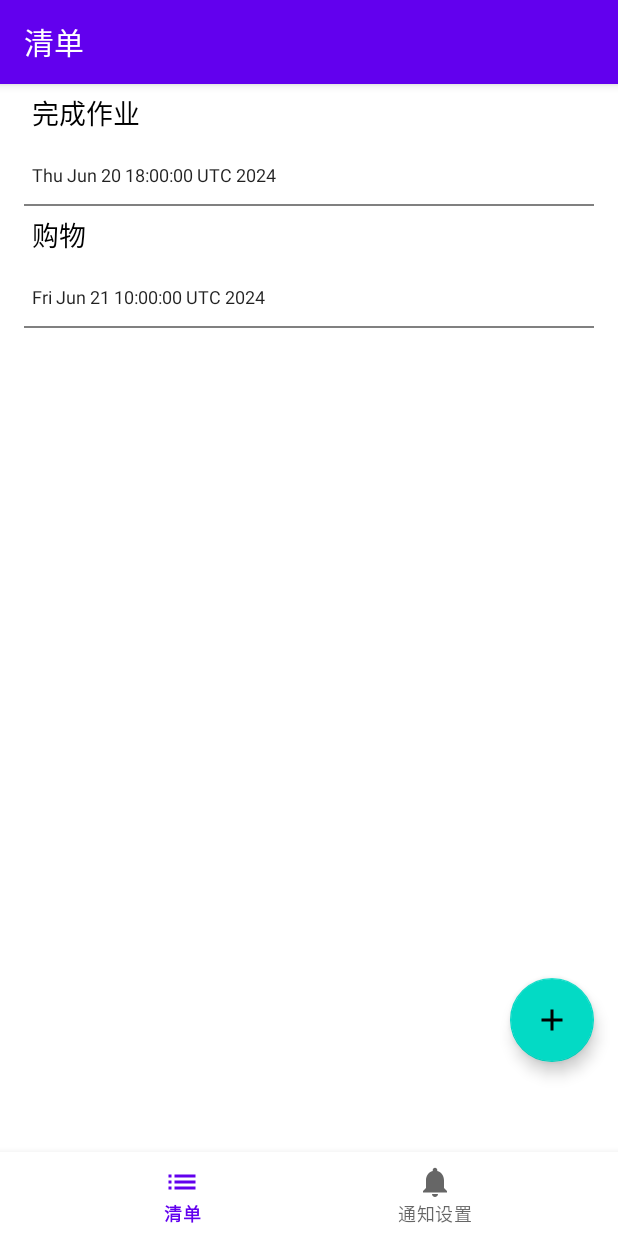
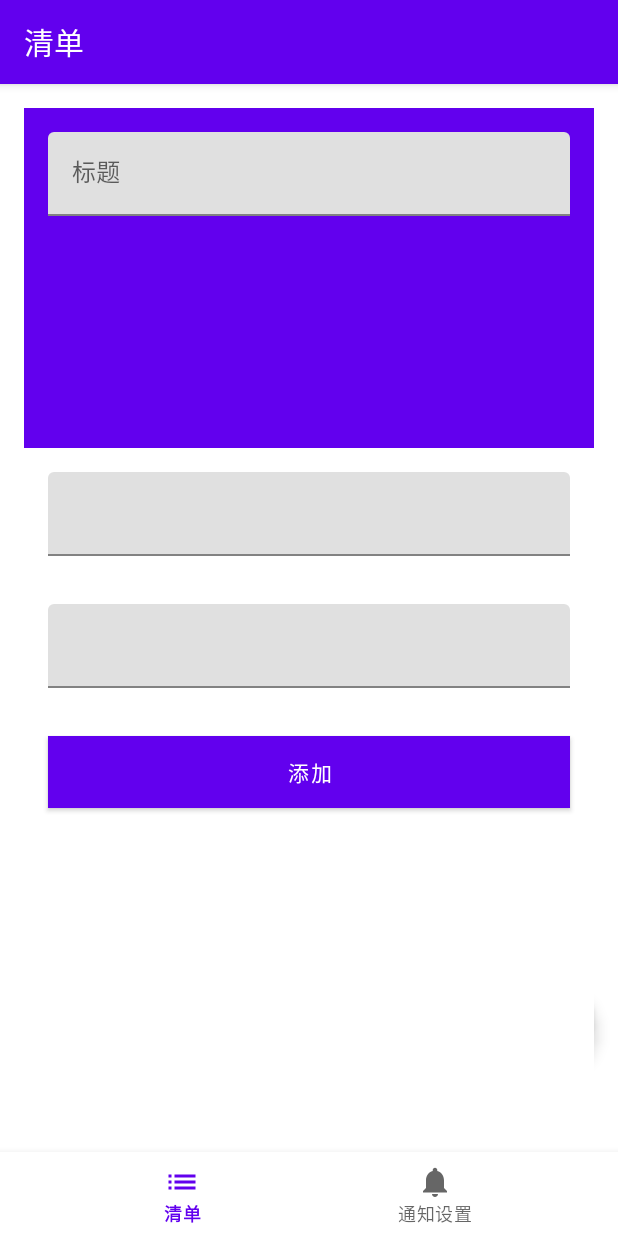
Before and after one commit to chaoswindabc/mytodo, an Android app: the screen it shows after launch (MainActivity), after a tap on an icon or button, on a phone screen of 412 x 824 dp. Run offline under Robolectric (Android 15) with nearby library versions, the phone set to English and light mode, and no system bars; our stand-ins replace navigation-ui.

Commit message:
完成了添加代办事情的功能，并且发现了Recycler加载项目太多会卡崩的问题，但是我课设提交时间之内没空搞分页加载了

```diff
--- a/app/build.gradle.kts
+++ b/app/build.gradle.kts
@@ -45,6 +45,8 @@ dependencies {
     implementation(libs.navigation.ui)
     implementation(libs.legacy.support.v4)
     implementation(libs.recyclerview)
+    implementation(libs.preference)
+    implementation(libs.material)
     testImplementation(libs.junit)
     androidTestImplementation(libs.ext.junit)
     androidTestImplementation(libs.espresso.core)
--- a/app/src/main/java/com/example/mytodo/DatabaseHelper.java
+++ b/app/src/main/java/com/example/mytodo/DatabaseHelper.java
@@ -14,9 +14,7 @@ import java.util.List;
 
 // 数据库帮助类，用于管理SQLite数据库的创建、升级和操作
 public class DatabaseHelper extends SQLiteOpenHelper {
-    // 数据库名称
     private static final String DATABASE_NAME = "todo_list.db";
-    // 数据库版本
     private static final int DATABASE_VERSION = 1;
 
     // 创建数据库和表的SQL语句
@@ -27,24 +25,23 @@ public class DatabaseHelper extends SQLiteOpenHelper {
 //                    "    content TEXT, " +
                     "    time DATETIME NOT NULL, " +
 //                    "    importance TEXT, " +
-                    "    is_completed BOOLEAN NOT NULL DEFAULT FALSE " +
+                    "    is_completed BOOLEAN NOT NULL DEFAULT FALSE " +//这条还没做
                     ");";
 
-    // 构造函数，初始化数据库帮助类
+    // 构造函数
     public DatabaseHelper(Context context) {
         super(context, DATABASE_NAME, null, DATABASE_VERSION);
     }
 
-    // 数据库创建时调用，用于创建表
+    //创建表
     @Override
     public void onCreate(SQLiteDatabase db) {
         db.execSQL(CREATE_TABLE);
     }
 
-    // 数据库版本更新时调用，用于处理表的升级
     @Override
     public void onUpgrade(SQLiteDatabase db, int oldVersion, int newVersion) {
-        // 在这里处理数据库升级逻辑，例如创建新的表或修改现有表
+
     }
     public void insertTodoItem(String title, String time, boolean isCompleted) {
         SQLiteDatabase db = getWritableDatabase();
--- a/app/src/main/java/com/example/mytodo/DatabaseProvider.java
+++ b/app/src/main/java/com/example/mytodo/DatabaseProvider.java
@@ -76,7 +76,7 @@ public class DatabaseProvider extends ContentProvider {
         }
     }
 
-    // 插入操作，将ContentValues中的数据插入到数据库
+    // 插入操作
     @Override
     public Uri insert(Uri uri, ContentValues values) {
         SQLiteDatabase db = databaseHelper.getWritableDatabase();
@@ -89,7 +89,7 @@ public class DatabaseProvider extends ContentProvider {
         return null;
     }
 
-    // 更新操作，根据ContentValues更新数据库中的数据
+    // 更新操作
     @Override
     public int update(Uri uri, ContentValues values, String selection, String[] selectionArgs) {
         SQLiteDatabase db = databaseHelper.getWritableDatabase();
@@ -100,7 +100,7 @@ public class DatabaseProvider extends ContentProvider {
         return count;
     }
 
-    // 删除操作，从数据库中删除数据
+    // 删除操作
     @Override
     public int delete(Uri uri, String selection, String[] selectionArgs) {
         SQLiteDatabase db = databaseHelper.getWritableDatabase();
--- a/app/src/main/java/com/example/mytodo/MainActivity.java
+++ b/app/src/main/java/com/example/mytodo/MainActivity.java
@@ -44,18 +44,22 @@ public class MainActivity extends AppCompatActivity {
         NavigationUI.setupWithNavController(binding.navView, navController);
 
 // 插入两个预设的待办事项
-        dbHelper.insertTodoItem("完成作业", "2024-06-20 18:00:00", false);
-        dbHelper.insertTodoItem("购物", "2024-06-21 10:00:00", false);
+//        dbHelper.insertTodoItem("完成作业", "2024-06-20 18:00:00", false);
+//        dbHelper.insertTodoItem("购物", "2024-06-21 10:00:00", false);
+
+        // 删除两个预设的待办事项
+        dbHelper.deleteTodoItem("完成作业");
+        dbHelper.deleteTodoItem("购物");
     }
 
     // 在 MainActivity 的 onDestroy 方法中添加以下代码
-//    @Override
-//    protected void onDestroy() {
-//        super.onDestroy();
-//        DatabaseHelper dbHelper = new DatabaseHelper(this);
-//        // 删除两个预设的待办事项
-//        dbHelper.deleteTodoItem("完成作业");
-//        dbHelper.deleteTodoItem("购物");
-//    }
+    @Override
+    protected void onDestroy() {
+        super.onDestroy();
+        DatabaseHelper dbHelper = new DatabaseHelper(this);
+        // 删除两个预设的待办事项
+        dbHelper.deleteTodoItem("完成作业");
+        dbHelper.deleteTodoItem("购物");
+    }
 
 }
--- /dev/null
+++ b/app/src/main/java/com/example/mytodo/ui/operation/AddTodoFragment.java
@@ -0,0 +1,142 @@
+package com.example.mytodo.ui.operation;
+
+import android.app.DatePickerDialog;
+import android.app.TimePickerDialog;
+import android.os.Bundle;
+import android.util.Log;
+import android.view.LayoutInflater;
+import android.view.View;
+import android.view.ViewGroup;
+import android.widget.Button;
+import android.widget.DatePicker;
+import android.widget.EditText;
+import android.widget.TimePicker;
+
+import androidx.fragment.app.DialogFragment;
+import androidx.navigation.NavController;
+import androidx.navigation.fragment.NavHostFragment;
+
+import com.example.mytodo.DatabaseHelper;
+import com.example.mytodo.R;
+
+import java.util.Calendar;
+
+public class AddTodoFragment extends DialogFragment {
+
+    private EditText titleInput;
+    private EditText dateInput;
+    private EditText timeInput;
+    private DatabaseHelper databaseHelper;
+    private NavController navController;
+
+    public AddTodoFragment() {
+        // 空构造函数
+    }
+
+    @Override
+    public void onCreate(Bundle savedInstanceState) {
+        super.onCreate(savedInstanceState);
+        // 初始化DatabaseHelper
+        databaseHelper = new DatabaseHelper(getActivity());
+    }
+
+    @Override
+    public View onCreateView(LayoutInflater inflater, ViewGroup container,
+                             Bundle savedInstanceState) {
+        // Inflate the layout for this fragment
+        View view = inflater.inflate(R.layout.fragment_add_todo, container, false);
+
+        titleInput = view.findViewById(R.id.title_input);
+        dateInput = view.findViewById(R.id.date_input);
+        Button addButton = view.findViewById(R.id.add_button);
+//        Button backButton = view.findViewById(R.id.back_button);
+
+        navController = NavHostFragment.findNavController(this);
+        // 设置日期输入框的点击监听器
+        dateInput.setOnClickListener(new View.OnClickListener() {
+            @Override
+            public void onClick(View view) {
+                showDatePickerDialog();
+            }
+        });
+
+        timeInput = view.findViewById(R.id.time_input);
+
+        // 设置时间输入框的点击监听器
+        timeInput.setOnClickListener(new View.OnClickListener() {
+            @Override
+            public void onClick(View view) {
+                showTimePickerDialog();
+            }
+        });
+
+        // 设置添加按钮的点击监听器
+        addButton.setOnClickListener(new View.OnClickListener() {
+            @Override
+            public void onClick(View view) {
+                String title = titleInput.getText().toString();
+                String dateTime = dateInput.getText().toString() + " " + timeInput.getText().toString()+ ":00";
+                boolean isCompleted = false;
+
+                // 插入新的待办事项到数据库
+                databaseHelper.insertTodoItem(title, dateTime, isCompleted);
+
+//                if (navController != null) {
+//                    navController.popBackStack();
+//                } else {
+//                    // NavController 为 null，处理错误
+//                    Log.e("AddTodoFragment", "NavController is null");
+//                }
+
+                dismiss();
+            }
+        });
+
+        // 设置返回按钮的点击监听器
+//        backButton.setOnClickListener(new View.OnClickListener() {
+//            @Override
+//            public void onClick(View view) {
+//                // 处理返回逻辑，可能是关闭对话框或导航回上一个界面
+//            }
+//        });
+
+        return view;
+    }
+
+    private void showDatePickerDialog() {
+        // 获取当前日期
+        Calendar calendar = Calendar.getInstance();
+        int year = calendar.get(Calendar.YEAR);
+        int month = calendar.get(Calendar.MONTH);
+        int day = calendar.get(Calendar.DAY_OF_MONTH);
+
+        // 创建DatePickerDialog实例
+        DatePickerDialog datePickerDialog = new DatePickerDialog(requireContext(),
+                new DatePickerDialog.OnDateSetListener() {
+                    @Override
+                    public void onDateSet(DatePicker datePicker, int year, int month, int day) {
+                        // 更新日期输入框的文本
+                        dateInput.setText(year + "-" + String.format("%02d", (month + 1)) + "-" + String.format("%02d", day));
+                    }
+                }, year, month, day);
+
+        // 显示DatePickerDialog
+        datePickerDialog.show();
+    }
+
+    private void showTimePickerDialog() {
+        Calendar calendar = Calendar.getInstance();
+        int hour = calendar.get(Calendar.HOUR_OF_DAY);
+        int minute = calendar.get(Calendar.MINUTE);
+
+        TimePickerDialog timePickerDialog = new TimePickerDialog(requireContext(),
+                new TimePickerDialog.OnTimeSetListener() {
+                    @Override
+                    public void onTimeSet(TimePicker timePicker, int hourOfDay, int minute) {
+                        timeInput.setText(String.format("%02d", hourOfDay) + ":" + String.format("%02d", minute));
+                    }
+                }, hour, minute, false);
+
+        timePickerDialog.show();
+    }
+}
--- a/app/src/main/java/com/example/mytodo/ui/recycler/TodoFragment.java
+++ b/app/src/main/java/com/example/mytodo/ui/recycler/TodoFragment.java
@@ -7,6 +7,8 @@ import android.os.Bundle;
 
 import androidx.core.content.ContextCompat;
 import androidx.fragment.app.Fragment;
+import androidx.fragment.app.FragmentManager;
+import androidx.fragment.app.FragmentTransaction;
 import androidx.recyclerview.widget.GridLayoutManager;
 import androidx.recyclerview.widget.LinearLayoutManager;
 import androidx.recyclerview.widget.RecyclerView;
@@ -20,6 +22,7 @@ import com.example.mytodo.DatabaseHelper;
 import com.example.mytodo.R;
 import com.example.mytodo.ToDoItem;
 import com.example.mytodo.ui.decoration.Divider;
+import com.example.mytodo.ui.operation.AddTodoFragment;
 import com.example.mytodo.ui.recycler.placeholder.PlaceholderContent;
 import com.google.android.material.floatingactionbutton.FloatingActionButton;
 
@@ -30,10 +33,8 @@ import java.util.List;
  */
 public class TodoFragment extends Fragment {
 
-    // TODO: Customize parameter argument names
-    private static final String ARG_COLUMN_COUNT = "column-count";
-    // TODO: Customize parameters
-    private int mColumnCount = 1;
+//    private static final String ARG_COLUMN_COUNT = "column-count";
+//    private int mColumnCount = 1;
     private TodoContentObserver contentObserver;
     private RecyclerViewAdapter recyclerViewAdapter;
 
@@ -44,23 +45,13 @@ public class TodoFragment extends Fragment {
     public TodoFragment() {
     }
 
-    // TODO: Customize parameter initialization
-    @SuppressWarnings("unused")
-    public static TodoFragment newInstance(int columnCount) {
-        TodoFragment fragment = new TodoFragment();
-        Bundle args = new Bundle();
-        args.putInt(ARG_COLUMN_COUNT, columnCount);
-        fragment.setArguments(args);
-        return fragment;
-    }
-
     @Override
     public void onCreate(Bundle savedInstanceState) {
         super.onCreate(savedInstanceState);
 
-        if (getArguments() != null) {
-            mColumnCount = getArguments().getInt(ARG_COLUMN_COUNT);
-        }
+//        if (getArguments() != null) {
+//            mColumnCount = getArguments().getInt(ARG_COLUMN_COUNT);
+//        }
     }
 
     @Override
@@ -91,7 +82,8 @@ public class TodoFragment extends Fragment {
             @Override
             public void onClick(View view) {
                 // 添加新的待做事项
-//                addNewTodoItem();
+                addNewTodoItem();
+                recyclerViewAdapter.notifyDataSetChanged();
             }
         });
 
@@ -117,4 +109,20 @@ public class TodoFragment extends Fragment {
             requireContext().getContentResolver().unregisterContentObserver(contentObserver); // 注销contentObserver
         }
     }
+
+    public void addNewTodoItem() {
+        // 创建 AddTodoFragment 的实例
+        AddTodoFragment addTodoFragment = new AddTodoFragment();
+
+        // 获取 FragmentManager 并开始一个事务
+        FragmentManager fragmentManager = requireActivity().getSupportFragmentManager();
+        FragmentTransaction fragmentTransaction = fragmentManager.beginTransaction();
+
+        // 将当前的 TodoFragment 替换为 AddTodoFragment
+        fragmentTransaction.add(R.id.nav_host_fragment_activity_main, addTodoFragment);
+        fragmentTransaction.addToBackStack(null); // 这允许用户点击返回键时返回上一个 Fragment
+
+        // 提交事务
+        fragmentTransaction.commit();
+    }
 }
--- /dev/null
+++ b/app/src/main/res/layout/fragment_add_todo.xml
@@ -0,0 +1,96 @@
+<?xml version="1.0" encoding="utf-8"?>
+<LinearLayout xmlns:android="http://schemas.android.com/apk/res/android"
+    android:layout_width="match_parent"
+    android:layout_height="match_parent"
+    android:orientation="vertical"
+    android:padding="16dp">
+
+    <!-- 返回按钮 -->
+<!--    <Button-->
+<!--        android:id="@+id/back_button"-->
+<!--        android:layout_width="wrap_content"-->
+<!--        android:layout_height="wrap_content"-->
+<!--        android:text="@string/back"-->
+<!--        android:layout_gravity="start"-->
+<!--        android:layout_margin="16dp" />-->
+
+    <!-- 上半部分（紫色） -->
+    <LinearLayout
+        android:layout_width="match_parent"
+        android:layout_height="0dp"
+        android:layout_weight="1"
+        android:background="@color/purple_500"
+        android:orientation="vertical">
+
+        <!-- 标题输入框 -->
+        <com.google.android.material.textfield.TextInputLayout
+            android:id="@+id/title_input_layout"
+            android:layout_width="match_parent"
+            android:layout_height="wrap_content"
+            android:layout_margin="16dp">
+
+            <com.google.android.material.textfield.TextInputEditText
+                android:id="@+id/title_input"
+                android:layout_width="match_parent"
+                android:layout_height="wrap_content"
+                android:hint="@string/title"
+                android:inputType="textAutoCorrect|textCapSentences"
+                android:textColorHint="@color/white" />
+
+        </com.google.android.material.textfield.TextInputLayout>
+
+    </LinearLayout>
+
+    <!-- 下半部分（白色） -->
+    <LinearLayout
+        android:layout_width="match_parent"
+        android:layout_height="0dp"
+        android:layout_weight="2"
+        android:background="@color/white"
+        android:orientation="vertical">
+
+        <com.google.android.material.textfield.TextInputLayout
+            android:id="@+id/date_input_layout"
+            android:layout_width="match_parent"
+            android:layout_height="wrap_content"
+            android:layout_margin="16dp">
+
+            <com.google.android.material.textfield.TextInputEditText
+                android:id="@+id/date_input"
+                android:layout_width="match_parent"
+                android:layout_height="wrap_content"
+                android:inputType="text"
+                android:focusable="false"
+                android:clickable="true" />
+
+        </com.google.android.material.textfield.TextInputLayout>
+
+        <com.google.android.material.textfield.TextInputLayout
+            android:id="@+id/time_input_layout"
+            android:layout_width="match_parent"
+            android:layout_height="wrap_content"
+            android:layout_margin="16dp">
+
+            <com.google.android.material.textfield.TextInputEditText
+                android:id="@+id/time_input"
+                android:layout_width="match_parent"
+                android:layout_height="wrap_content"
+                android:inputType="text"
+                android:focusable="false"
+                android:clickable="true" />
+
+        </com.google.android.material.textfield.TextInputLayout>
+
+        <!-- 添加按钮 -->
+        <Button
+            android:id="@+id/add_button"
+            android:layout_width="match_parent"
+            android:layout_height="wrap_content"
+            android:text="@string/add"
+            android:layout_margin="16dp"
+            android:background="@color/purple_500"
+            android:textColor="@color/white" />
+
+    </LinearLayout>
+
+</LinearLayout>
--- a/gradle/libs.versions.toml
+++ b/gradle/libs.versions.toml
@@ -12,6 +12,7 @@ navigationFragment = "2.6.0"
 navigationUi = "2.6.0"
 legacySupportV4 = "1.0.0"
 recyclerview = "1.3.0"
+preference = "1.2.0"
 
 [libraries]
 junit = { group = "junit", name = "junit", version.ref = "junit" }
@@ -26,6 +27,7 @@ navigation-fragment = { group = "androidx.navigation", name = "navigation-fragme
 navigation-ui = { group = "androidx.navigation", name = "navigation-ui", version.ref = "navigationUi" }
 legacy-support-v4 = { group = "androidx.legacy", name = "legacy-support-v4", version.ref = "legacySupportV4" }
 recyclerview = { group = "androidx.recyclerview", name = "recyclerview", version.ref = "recyclerview" }
+preference = { group = "androidx.preference", name = "preference", version.ref = "preference" }
 
 [plugins]
 androidApplication = { id = "com.android.application", version.ref = "agp" }
```
Also changed, not shown: app/src/main/java/com/example/mytodo/ToDoItem.java (+15 -23 lines), app/src/main/res/values/strings.xml (+20 -1 lines).
